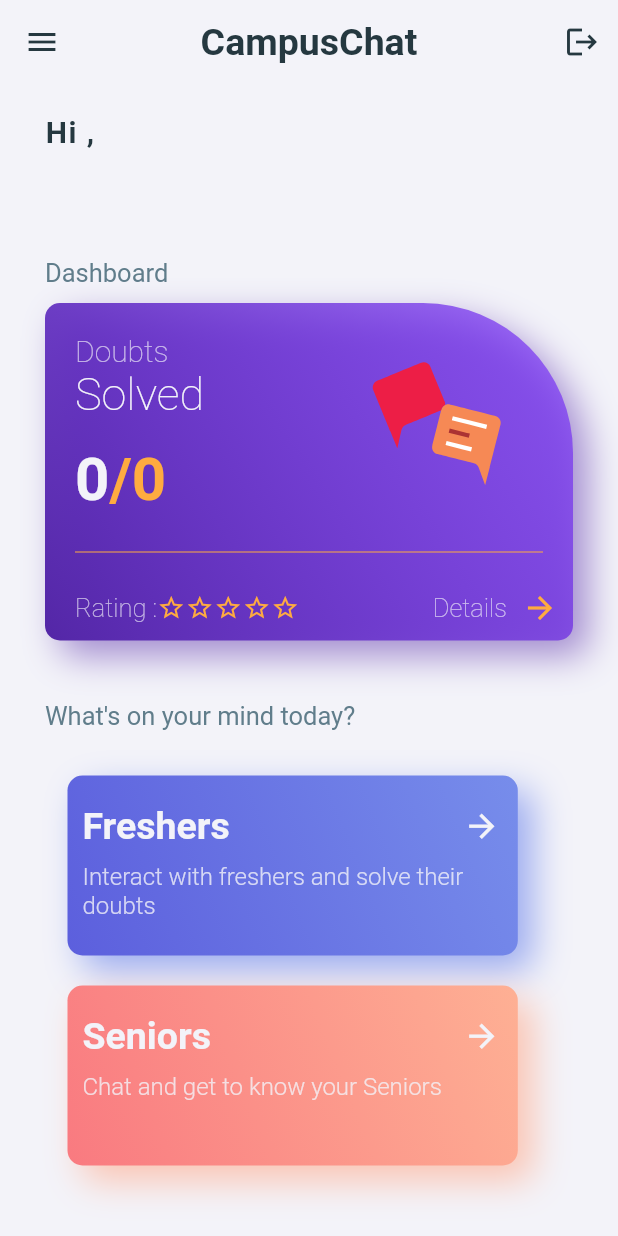
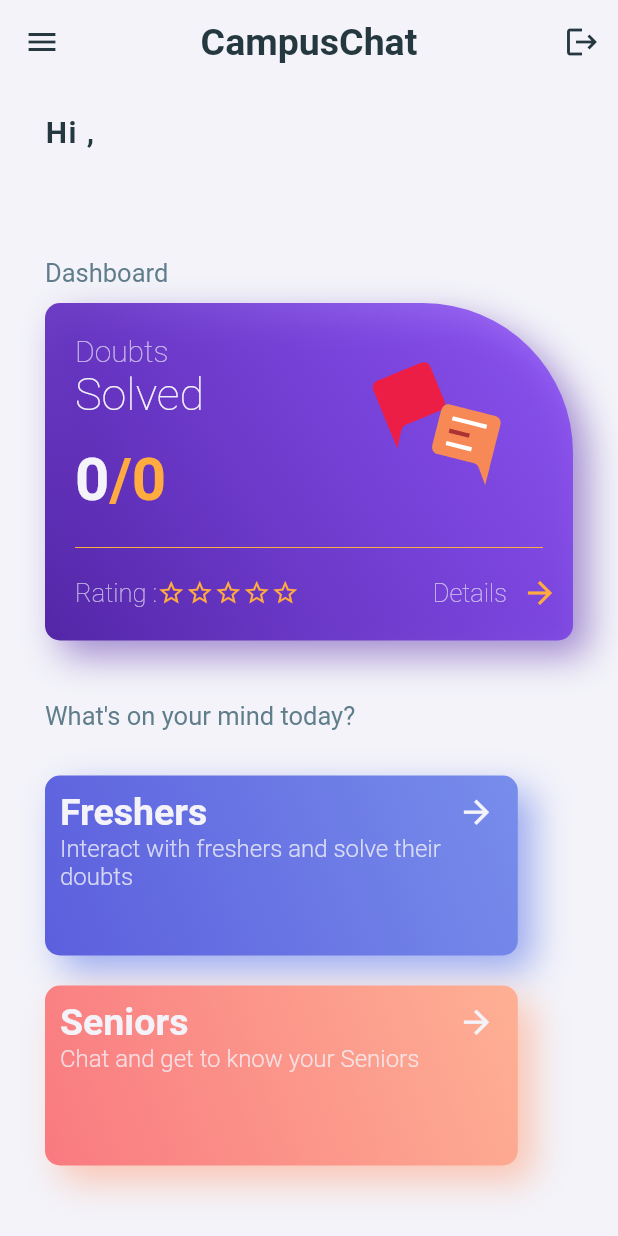
Before and after one commit to vedantkulkarni/CampusChat, a Flutter app: the screen it shows once a user with an empty profile is signed in, on a phone screen of 412 x 824 dp. Run offline on Flutter 3.47's test engine with Material 2 defaults, Android fonts, the phone set to English and light mode, and no system bars; our stand-ins replace cloud_firestore, firebase_auth, firebase_core, flutter_riverpod, flutter_staggered_animations, lottie and 1 more; accounts and stored records are empty.

Commit message:
Improved Chat UI

```diff
--- a/lib/screens/chat_main.dart
+++ b/lib/screens/chat_main.dart
@@ -331,12 +331,14 @@
                                 padding: const EdgeInsets.only(
                                     top: 20, left: 20, right: 40, bottom: 10),
                                 child: Row(
-                                  mainAxisAlignment: MainAxisAlignment.spaceBetween,
+                                  mainAxisAlignment:
+                                      MainAxisAlignment.spaceBetween,
                                   children: [
                                     Column(
                                       mainAxisAlignment:
                                           MainAxisAlignment.spaceBetween,
-                                      crossAxisAlignment: CrossAxisAlignment.start,
+                                      crossAxisAlignment:
+                                          CrossAxisAlignment.start,
                                       children: [
                                         Column(
                                           crossAxisAlignment:
@@ -363,18 +365,23 @@
                                             Row(
                                               children: [
                                                 Text(
-                                                  myProvider.monthlySolved.toString(),
+                                                  myProvider.monthlySolved
+                                                      .toString(),
                                                   style: const TextStyle(
                                                       fontSize: 40,
-                                                      color: Constants.background,
-                                                      fontWeight: FontWeight.bold),
+                                                      color:
+                                                          Constants.background,
+                                                      fontWeight:
+                                                          FontWeight.bold),
                                                 ),
                                                 Text(
                                                   '/${myProvider.monthlyGoal}',
                                                   style: const TextStyle(
                                                       fontSize: 40,
-                                                      color: Colors.orangeAccent,
-                                                      fontWeight: FontWeight.bold),
+                                                      color:
+                                                          Colors.orangeAccent,
+                                                      fontWeight:
+                                                          FontWeight.bold),
                                                 ),
                                               ],
                                             ),
@@ -394,6 +401,8 @@
                             ],
                           ),
                         ),
+                        Column(
+                          children: [
                             const Divider(
                               indent: 20,
                               endIndent: 20,
@@ -405,7 +414,8 @@
                               padding: const EdgeInsets.only(
                                   top: 10, right: 10, left: 20, bottom: 10),
                               child: Row(
-                            mainAxisAlignment: MainAxisAlignment.spaceBetween,
+                                mainAxisAlignment:
+                                    MainAxisAlignment.spaceBetween,
                                 children: [
                                   Row(
                                     children: [
@@ -468,6 +478,11 @@
                                 ],
                               ),
                             ),
+                            SizedBox(
+                              height: 10,
+                            )
+                          ],
+                        ),
                       ],
                     )),
               ],
@@ -526,6 +541,7 @@
               width: MediaQuery.of(context).size.width * 0.85,
               child: AnimationLimiter(
                 child: ListView.builder(
+                  shrinkWrap: true,
                   physics: const BouncingScrollPhysics(),
                   itemBuilder: (context, index) {
                     return AnimationConfiguration.staggeredList(
@@ -575,8 +591,15 @@
   final List<String> infoList;
   @override
   Widget build(BuildContext context) {
-    return Container(
-      margin: EdgeInsets.only(top: 15, bottom: 5, left: 15),
+    return GestureDetector(
+      onTap: () {
+        Navigator.push(context, PageTransition(Freshers(userFirstName)));
+      },
+      child: Container(
+        margin: EdgeInsets.only(
+          top: 15,
+          bottom: 5,
+        ),
         padding: const EdgeInsets.only(top: 10, left: 10),
         height: 120,
         decoration: BoxDecoration(
@@ -605,16 +628,14 @@
                       fontWeight: FontWeight.w600,
                       letterSpacing: 0),
                 ),
-              IconButton(
-                  onPressed: () async {
-                    Navigator.push(
-                        context, PageTransition(Freshers(userFirstName)));
-                  },
-                  icon: const Icon(
+               const  Padding(
+                  padding:  EdgeInsets.only(right: 15),
+                  child:  Icon(
                     Icons.arrow_forward,
                     color: Constants.background,
                     size: 25,
-                  ))
+                  ),
+                )
               ],
             ),
             Row(
@@ -633,6 +654,7 @@
               ],
             )
           ],
+        ),
       ),
     );
   }
```
Also changed, not shown: lib/utils/chat_engine.dart (+53 -18 lines). Lines whose indentation alone changed are shown as unchanged.
